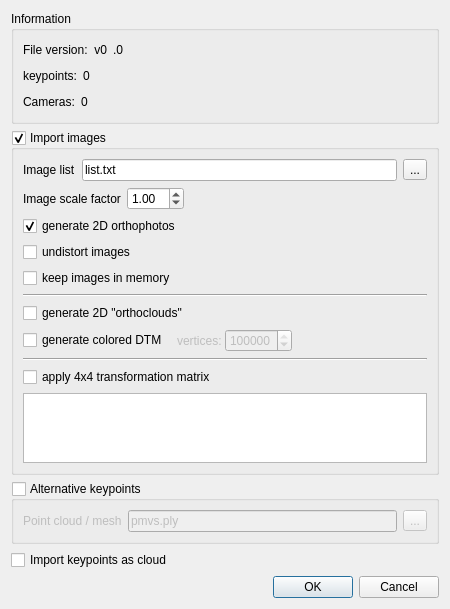
Above: libs/qCC_io/ui_templates/openBundlerFileDlg.ui from archeos/cloudcompare-archeos before the change. Below: the same form after it.
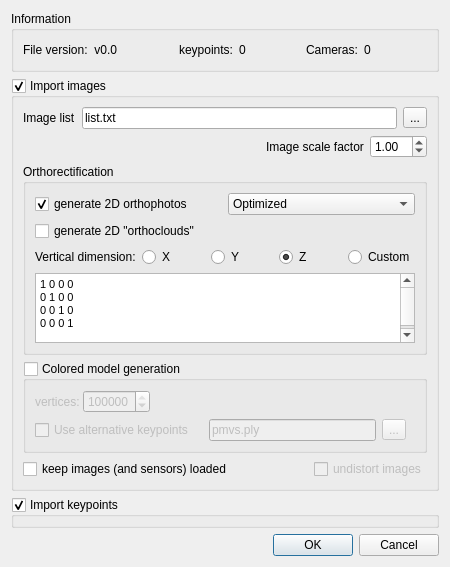
That is the form after the change.

Commit message: Imported Upstream version 2.6.0

What changed in the file:
```diff
--- a/libs/qCC_io/ui_templates/openBundlerFileDlg.ui
+++ b/libs/qCC_io/ui_templates/openBundlerFileDlg.ui
@@ -7,7 +7,7 @@
     <x>0</x>
     <y>0</y>
     <width>450</width>
-    <height>580</height>
+    <height>518</height>
    </rect>
   </property>
   <property name="windowTitle">
@@ -25,9 +25,7 @@
      <property name="title">
       <string>Information</string>
      </property>
-     <layout class="QVBoxLayout" name="verticalLayout">
-      <item>
-       <layout class="QHBoxLayout" name="horizontalLayout_6">
+     <layout class="QHBoxLayout" name="horizontalLayout_4">
         <item>
          <widget class="QLabel" name="label_8">
           <property name="text">
@@ -36,22 +34,15 @@
          </widget>
         </item>
         <item>
-         <widget class="QLabel" name="majorVerLabel">
+       <widget class="QLabel" name="versionLabel">
           <property name="text">
-           <string>v0</string>
+         <string>v0.0</string>
           </property>
           <property name="alignment">
            <set>Qt::AlignRight|Qt::AlignTrailing|Qt::AlignVCenter</set>
           </property>
          </widget>
         </item>
-        <item>
-         <widget class="QLabel" name="minorVerLabel">
-          <property name="text">
-           <string>.0</string>
-          </property>
-         </widget>
-        </item>
         <item>
          <spacer name="horizontalSpacer_5">
           <property name="orientation">
@@ -59,16 +50,12 @@
           </property>
           <property name="sizeHint" stdset="0">
            <size>
-            <width>40</width>
+          <width>56</width>
             <height>20</height>
            </size>
           </property>
          </spacer>
         </item>
-       </layout>
-      </item>
-      <item>
-       <layout class="QHBoxLayout" name="horizontalLayout_4">
         <item>
          <widget class="QLabel" name="label_2">
           <property name="text">
@@ -90,16 +77,12 @@
           </property>
           <property name="sizeHint" stdset="0">
            <size>
-            <width>40</width>
+          <width>55</width>
             <height>20</height>
            </size>
           </property>
          </spacer>
         </item>
-       </layout>
-      </item>
-      <item>
-       <layout class="QHBoxLayout" name="horizontalLayout_8">
         <item>
          <widget class="QLabel" name="label">
           <property name="text">
@@ -121,13 +104,11 @@
           </property>
           <property name="sizeHint" stdset="0">
            <size>
-            <width>40</width>
+          <width>56</width>
             <height>20</height>
            </size>
           </property>
          </spacer>
-        </item>
-       </layout>
       </item>
      </layout>
     </widget>
@@ -174,6 +155,19 @@
       </item>
       <item>
        <layout class="QHBoxLayout" name="horizontalLayout">
+        <item>
+         <spacer name="horizontalSpacer_3">
+          <property name="orientation">
+           <enum>Qt::Horizontal</enum>
+          </property>
+          <property name="sizeHint" stdset="0">
+           <size>
+            <width>40</width>
+            <height>20</height>
+           </size>
+          </property>
+         </spacer>
+        </item>
         <item>
          <widget class="QLabel" name="label_4">
           <property name="text">
@@ -197,21 +191,16 @@
           </property>
          </widget>
         </item>
-        <item>
-         <spacer name="horizontalSpacer_3">
-          <property name="orientation">
-           <enum>Qt::Horizontal</enum>
-          </property>
-          <property name="sizeHint" stdset="0">
-           <size>
-            <width>40</width>
-            <height>20</height>
-           </size>
-          </property>
-         </spacer>
-        </item>
        </layout>
       </item>
+      <item>
+       <widget class="QGroupBox" name="orthoRectGroupBox">
+        <property name="title">
+         <string>Orthorectification</string>
+        </property>
+        <layout class="QVBoxLayout" name="verticalLayout_5">
+         <item>
+          <layout class="QHBoxLayout" name="horizontalLayout_10">
       <item>
        <widget class="QCheckBox" name="orthoRectifyAsImageCheckBox">
         <property name="text">
@@ -223,25 +212,35 @@
        </widget>
       </item>
       <item>
-       <widget class="QCheckBox" name="undistortImagesCheckBox">
+            <widget class="QComboBox" name="orthoRectMethodComboBox">
+             <property name="toolTip">
+              <string>Ortho-rectification method:
+- Optimized = CC will use the keypoints to optimize the parameters of the 'collinearity equation'
+  that make the image and the keypoints match as best as possible. The equation parameters are then
+  used to project the image on the horizontal plane (by default). This method compensate for the
+  image distortion in its own way (i.e. whithout using the distortion model provided by Bundler)
+- Direct = CC will only use Bundler's output information (camera extrinsic and intrinsic parameters).
+  The camera distortion parameters can be applied or not. Pay attention that those parameters are
+  sometimes very poorly estimated by Bundler.</string>
+             </property>
+             <item>
         <property name="text">
-         <string>undistort images</string>
-        </property>
-       </widget>
+               <string>Optimized</string>
+              </property>
       </item>
       <item>
-       <widget class="QCheckBox" name="keepImagesInMemoryCheckBox">
         <property name="text">
-         <string>keep images in memory</string>
-        </property>
-       </widget>
+               <string>Direct with undistortion</string>
+              </property>
       </item>
       <item>
-       <widget class="Line" name="line">
-        <property name="orientation">
-         <enum>Qt::Horizontal</enum>
-        </property>
-       </widget>
+              <property name="text">
+               <string>Direct</string>
+              </property>
+             </item>
+            </widget>
+           </item>
+          </layout>
       </item>
       <item>
        <widget class="QCheckBox" name="orthoRectifyAsCloudCheckBox">
@@ -251,14 +250,96 @@
        </widget>
       </item>
       <item>
+          <layout class="QHBoxLayout" name="horizontalLayout_9">
+           <item>
+            <widget class="QLabel" name="label_6">
+             <property name="text">
+              <string>Vertical dimension:</string>
+             </property>
+            </widget>
+           </item>
+           <item>
+            <widget class="QRadioButton" name="xVertAxisRadioButton">
+             <property name="toolTip">
+              <string>Keypoints vertical axis is X (1,0,0)</string>
+             </property>
+             <property name="text">
+              <string>X</string>
+             </property>
+            </widget>
+           </item>
+           <item>
+            <widget class="QRadioButton" name="yVertAxisRadioButton">
+             <property name="toolTip">
+              <string>Keypoints vertical axis is Y (0,1,0)</string>
+             </property>
+             <property name="text">
+              <string>Y</string>
+             </property>
+            </widget>
+           </item>
+           <item>
+            <widget class="QRadioButton" name="zVertAxisRadioButton">
+             <property name="toolTip">
+              <string>Keypoints vertical axis is Z (0,0,1)</string>
+             </property>
+             <property name="text">
+              <string>Z</string>
+             </property>
+             <property name="checked">
+              <bool>true</bool>
+             </property>
+            </widget>
+           </item>
+           <item>
+            <widget class="QRadioButton" name="customVertAxisRadioButton">
+             <property name="toolTip">
+              <string>Input a 4x4 transformation matrix that transforms the keypoint vertical axis into (0,0,1)</string>
+             </property>
+             <property name="text">
+              <string>Custom</string>
+             </property>
+            </widget>
+           </item>
+          </layout>
+         </item>
+         <item>
+          <widget class="QTextEdit" name="applyTransfoMatrixTextEdit">
+           <property name="html">
+            <string>&lt;!DOCTYPE HTML PUBLIC &quot;-//W3C//DTD HTML 4.0//EN&quot; &quot;http://www.w3.org/TR/REC-html40/strict.dtd&quot;&gt;
+&lt;html&gt;&lt;head&gt;&lt;meta name=&quot;qrichtext&quot; content=&quot;1&quot; /&gt;&lt;style type=&quot;text/css&quot;&gt;
+p, li { white-space: pre-wrap; }
+&lt;/style&gt;&lt;/head&gt;&lt;body style=&quot; font-family:'MS Shell Dlg 2'; font-size:8.25pt; font-weight:400; font-style:normal;&quot;&gt;
+&lt;p style=&quot; margin-top:0px; margin-bottom:0px; margin-left:0px; margin-right:0px; -qt-block-indent:0; text-indent:0px;&quot;&gt;&lt;span style=&quot; font-size:8pt;&quot;&gt;1 0 0 0&lt;/span&gt;&lt;/p&gt;
+&lt;p style=&quot; margin-top:0px; margin-bottom:0px; margin-left:0px; margin-right:0px; -qt-block-indent:0; text-indent:0px;&quot;&gt;&lt;span style=&quot; font-size:8pt;&quot;&gt;0 1 0 0&lt;/span&gt;&lt;/p&gt;
+&lt;p style=&quot; margin-top:0px; margin-bottom:0px; margin-left:0px; margin-right:0px; -qt-block-indent:0; text-indent:0px;&quot;&gt;&lt;span style=&quot; font-size:8pt;&quot;&gt;0 0 1 0&lt;/span&gt;&lt;/p&gt;
+&lt;p style=&quot; margin-top:0px; margin-bottom:0px; margin-left:0px; margin-right:0px; -qt-block-indent:0; text-indent:0px;&quot;&gt;&lt;span style=&quot; font-size:8pt;&quot;&gt;0 0 0 1&lt;/span&gt;&lt;/p&gt;
+&lt;p style=&quot;-qt-paragraph-type:empty; margin-top:0px; margin-bottom:0px; margin-left:0px; margin-right:0px; -qt-block-indent:0; text-indent:0px; font-size:8pt;&quot;&gt;&lt;br /&gt;&lt;/p&gt;&lt;/body&gt;&lt;/html&gt;</string>
+           </property>
+          </widget>
+         </item>
+        </layout>
+       </widget>
+      </item>
+      <item>
+       <widget class="QGroupBox" name="generateColoredDTMGroupBox">
+        <property name="toolTip">
+         <string>To generate a 3D model (mesh) colored with the input images.
+By default the keypoints are meshed, and points are sampled on this first mesh.
+The sampled points are then colored with the images and a final mesh is built on top of those points.</string>
+        </property>
+        <property name="title">
+         <string>Colored model generation</string>
+        </property>
+        <property name="checkable">
+         <bool>true</bool>
+        </property>
+        <property name="checked">
+         <bool>false</bool>
+        </property>
+        <layout class="QVBoxLayout" name="verticalLayout">
+         <item>
        <layout class="QHBoxLayout" name="horizontalLayout_7">
-        <item>
-         <widget class="QCheckBox" name="generateColoredDTMCheckBox">
-          <property name="text">
-           <string>generate colored DTM </string>
-          </property>
-         </widget>
-        </item>
         <item>
          <widget class="QFrame" name="dtmDensityFrame">
           <property name="enabled">
@@ -343,55 +424,32 @@
        </layout>
       </item>
       <item>
-       <widget class="Line" name="line_2">
-        <property name="orientation">
-         <enum>Qt::Horizontal</enum>
-        </property>
-       </widget>
-      </item>
-      <item>
-       <widget class="QCheckBox" name="applyTransfoMatrixCheckBox">
-        <property name="toolTip">
-         <string>To apply a custom 4x4 transformation matrix to the keypoints before generating orthophotos</string>
-        </property>
-        <property name="text">
-         <string>apply 4x4 transformation matrix</string>
-        </property>
-       </widget>
-      </item>
-      <item>
-       <widget class="QTextEdit" name="applyTransfoMatrixTextEdit"/>
-      </item>
-     </layout>
-    </widget>
-   </item>
-   <item>
-    <widget class="QGroupBox" name="altKeypointsGroupBox">
-     <property name="sizePolicy">
-      <sizepolicy hsizetype="Preferred" vsizetype="Maximum">
-       <horstretch>0</horstretch>
-       <verstretch>0</verstretch>
-      </sizepolicy>
-     </property>
-     <property name="title">
-      <string>Alternative keypoints</string>
-     </property>
-     <property name="checkable">
-      <bool>true</bool>
-     </property>
-     <property name="checked">
-      <bool>false</bool>
-     </property>
-     <layout class="QVBoxLayout" name="verticalLayout_4">
-      <item>
        <layout class="QHBoxLayout" name="horizontalLayout_3">
         <item>
-         <widget class="QLabel" name="label_6">
+            <widget class="QCheckBox" name="altKeypointsCheckBox">
+             <property name="toolTip">
+              <string>To use a cloud (or mesh) instead of the keypoints as base for the model generation</string>
+             </property>
           <property name="text">
-           <string>Point cloud / mesh</string>
+              <string>Use alternative keypoints</string>
           </property>
          </widget>
         </item>
+           <item>
+            <widget class="QFrame" name="altKeypointsFrame">
+             <property name="enabled">
+              <bool>false</bool>
+             </property>
+             <property name="frameShape">
+              <enum>QFrame::NoFrame</enum>
+             </property>
+             <layout class="QHBoxLayout" name="horizontalLayout_6">
+              <property name="topMargin">
+               <number>0</number>
+              </property>
+              <property name="bottomMargin">
+               <number>0</number>
+              </property>
         <item>
          <widget class="QLineEdit" name="altKeypointsFilePathLineEdit">
           <property name="text">
@@ -407,14 +465,76 @@
          </widget>
         </item>
        </layout>
-      </item>
-     </layout>
+            </widget>
+           </item>
+          </layout>
+         </item>
+        </layout>
     </widget>
    </item>
    <item>
-    <widget class="QCheckBox" name="importKeypointsCheckBox">
+       <layout class="QHBoxLayout" name="horizontalLayout_8">
+        <item>
+         <widget class="QCheckBox" name="keepImagesInMemoryCheckBox">
+          <property name="toolTip">
+           <string>To keep images and their corresponding sensors in memory (i.e. as entities in the DB tree)</string>
+          </property>
      <property name="text">
-      <string>Import keypoints as cloud</string>
+           <string>keep images (and sensors) loaded</string>
+          </property>
+         </widget>
+        </item>
+        <item>
+         <spacer name="horizontalSpacer_6">
+          <property name="orientation">
+           <enum>Qt::Horizontal</enum>
+          </property>
+          <property name="sizeHint" stdset="0">
+           <size>
+            <width>40</width>
+            <height>20</height>
+           </size>
+          </property>
+         </spacer>
+        </item>
+        <item>
+         <widget class="QCheckBox" name="undistortImagesCheckBox">
+          <property name="enabled">
+           <bool>false</bool>
+          </property>
+          <property name="toolTip">
+           <string>To undistort loaded images</string>
+          </property>
+          <property name="text">
+           <string>undistort images</string>
+          </property>
+         </widget>
+        </item>
+       </layout>
+      </item>
+     </layout>
+    </widget>
+   </item>
+   <item>
+    <spacer name="verticalSpacer">
+     <property name="orientation">
+      <enum>Qt::Vertical</enum>
+     </property>
+     <property name="sizeHint" stdset="0">
+      <size>
+       <width>20</width>
+       <height>40</height>
+      </size>
+     </property>
+    </spacer>
+   </item>
+   <item>
+    <widget class="QGroupBox" name="importKeypointsGroupBox">
+     <property name="title">
+      <string>Import keypoints</string>
+     </property>
+     <property name="checkable">
+      <bool>true</bool>
      </property>
     </widget>
    </item>
```
Left out of the diff: 88 changed lines with no effect on the pictures. Lines whose indentation alone changed are shown as unchanged. The commit also changes 456 other files.
